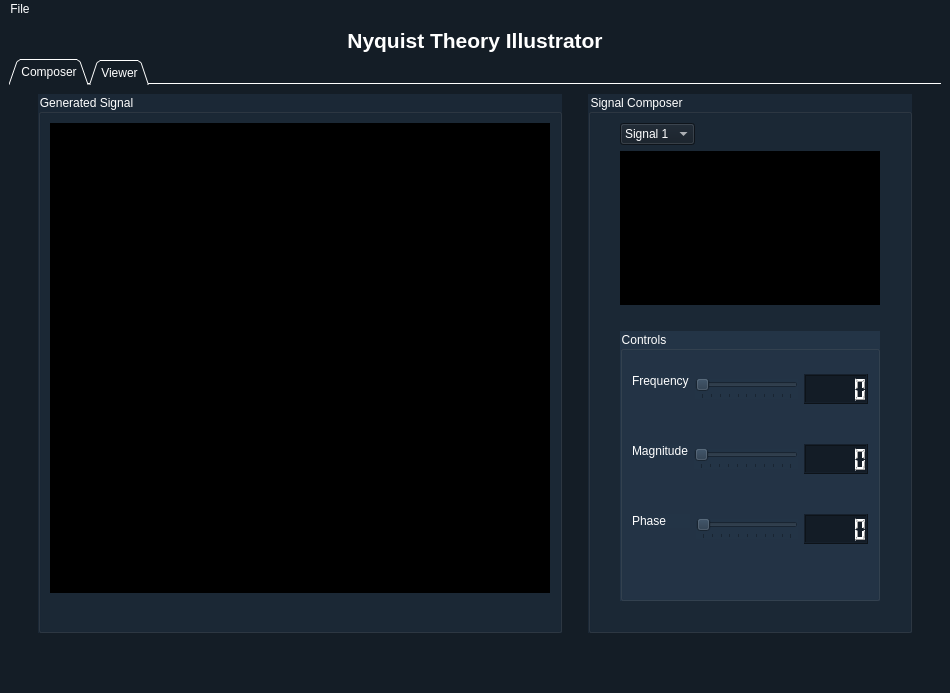
The window that data/mainwindow.ui (mo-gaafar/nyquist-theory-illustrator) describes before a commit, drawn with Qt 5.
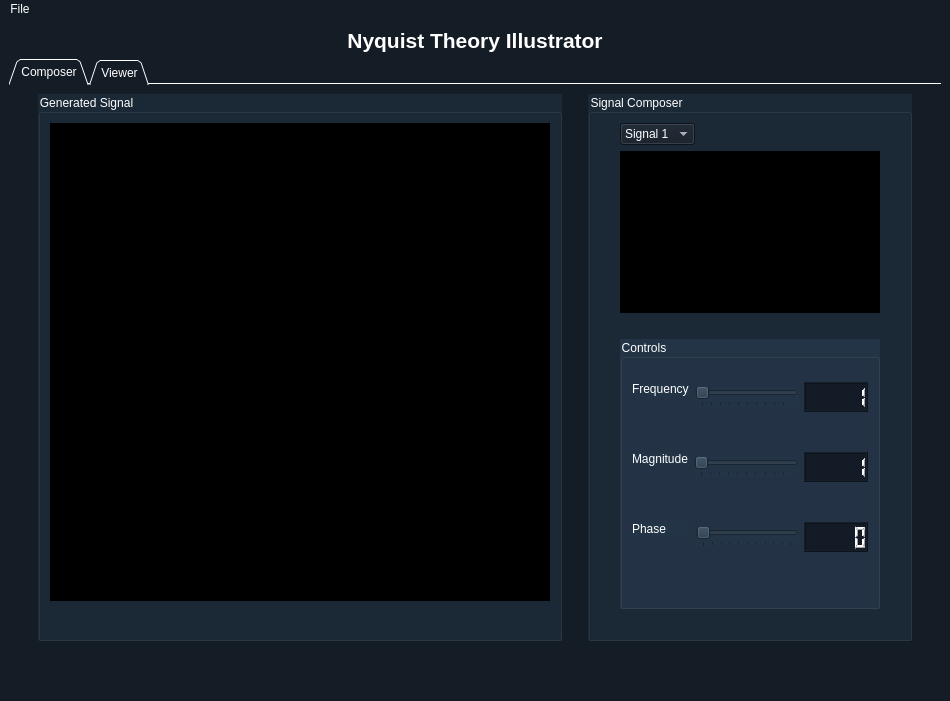
The same window after the commit. Icons and pictures are not drawn. Custom widgets are drawn as their Qt base class.

The edit to the form file:
```diff
--- a/data/mainwindow.ui
+++ b/data/mainwindow.ui
@@ -7,7 +7,7 @@
     <x>0</x>
     <y>0</y>
     <width>950</width>
-    <height>600</height>
+    <height>701</height>
    </rect>
   </property>
   <property name="windowTitle">
@@ -371,6 +371,9 @@
                      <layout class="QHBoxLayout" name="horizontalLayout">
                       <item>
                        <widget class="QSlider" name="frequencySlider">
+                        <property name="minimum">
+                         <number>1</number>
+                        </property>
                         <property name="orientation">
                          <enum>Qt::Horizontal</enum>
                         </property>
@@ -390,6 +393,9 @@
                         <property name="styleSheet">
                          <string notr="true">background-color: rgb(19, 28, 38);</string>
                         </property>
+                        <property name="intValue" stdset="0">
+                         <number>1</number>
+                        </property>
                        </widget>
                       </item>
                      </layout>
@@ -422,6 +428,9 @@
                      <layout class="QHBoxLayout" name="horizontalLayout_2">
                       <item>
                        <widget class="QSlider" name="magnitudeSlider">
+                        <property name="minimum">
+                         <number>1</number>
+                        </property>
                         <property name="orientation">
                          <enum>Qt::Horizontal</enum>
                         </property>
@@ -441,6 +450,9 @@
                         <property name="styleSheet">
                          <string notr="true">background-color: rgb(19, 28, 38);</string>
                         </property>
+                        <property name="intValue" stdset="0">
+                         <number>1</number>
+                        </property>
                        </widget>
                       </item>
                      </layout>
```
